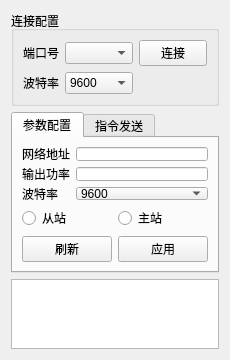
Old version of the form foo/ui_tcps.ui in the repository MapleXou/TCPS_ConfigTool.
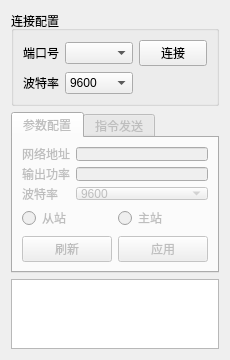
New version of the form.

Commit message: 使界面控制与当前状态关联

What changed in the file:
```diff
--- a/foo/ui_tcps.ui
+++ b/foo/ui_tcps.ui
@@ -96,6 +96,9 @@
    </item>
    <item>
     <widget class="QTabWidget" name="tabWidget">
+     <property name="enabled">
+      <bool>false</bool>
+     </property>
      <property name="currentIndex">
       <number>0</number>
      </property>
@@ -144,7 +147,7 @@
          <item row="2" column="1">
           <widget class="QComboBox" name="radio_baud_rate">
            <property name="enabled">
-            <bool>true</bool>
+            <bool>false</bool>
            </property>
            <property name="currentText">
             <string>9600</string>
@@ -186,7 +189,7 @@
          <item>
           <widget class="QRadioButton" name="radio_client">
            <property name="enabled">
-            <bool>true</bool>
+            <bool>false</bool>
            </property>
            <property name="text">
             <string>从站</string>
@@ -196,7 +199,7 @@
          <item>
           <widget class="QRadioButton" name="radio_server">
            <property name="enabled">
-            <bool>true</bool>
+            <bool>false</bool>
            </property>
            <property name="text">
             <string>主站</string>
```
Left out of the diff: 8 changed lines with no effect on the pictures. The commit also changes 1 other file.
